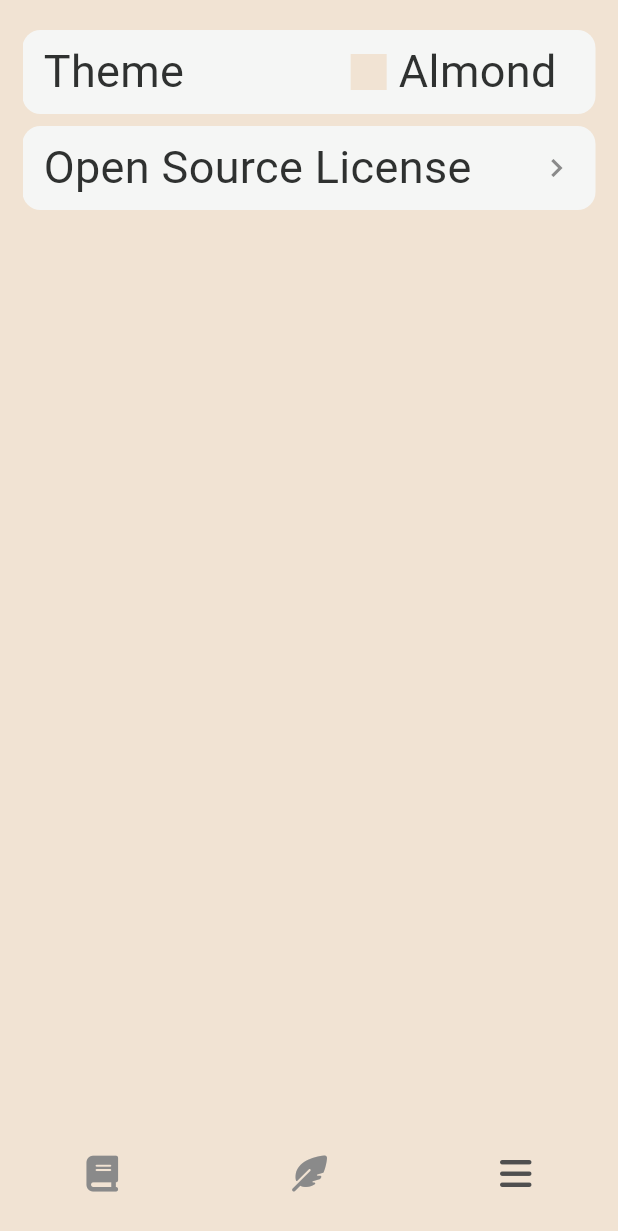
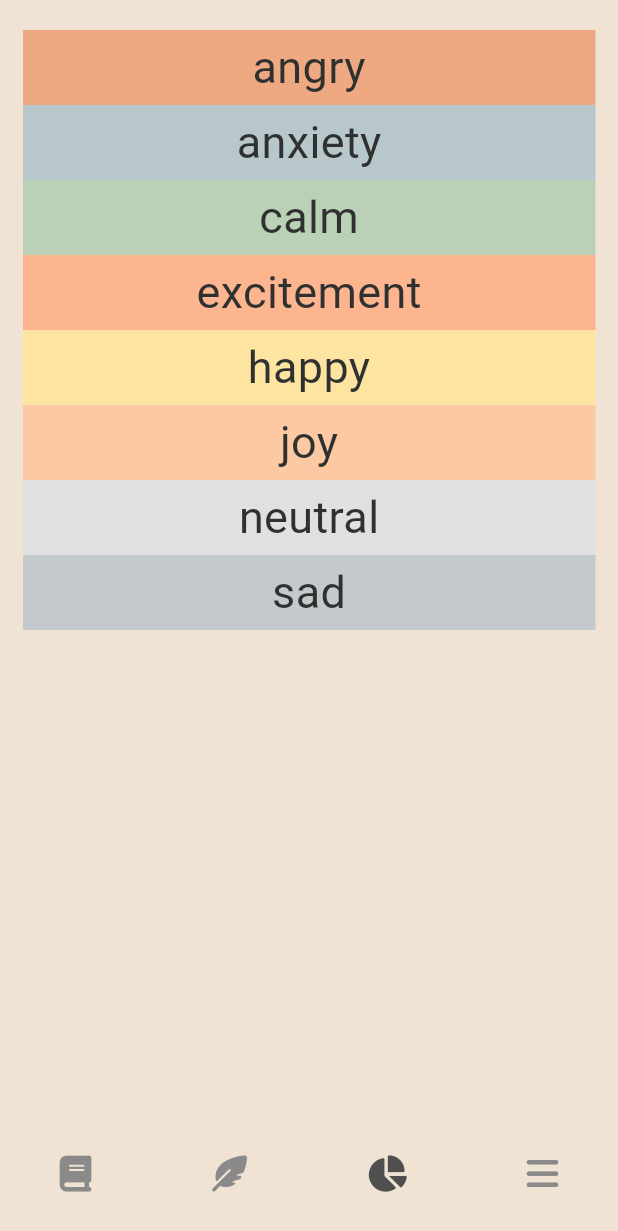
Before and after one commit to hojun-jo/moodtracker, a Flutter app: the screen it shows after launch, item 3 of the bottom bar chosen, on a phone screen of 412 x 824 dp. Shown: the top 1231 px of the screen. Run offline on Flutter 3.47's test engine with Material 3 defaults, Android fonts, the phone set to English and light mode, and no system bars; our stand-ins replace easy_localization, flutter_riverpod, font_awesome_flutter, gap, go_router, google_fonts and 2 more; accounts and stored records are empty; generated files the repository leaves out were written again; Roboto replaces fonts that are missing (Dongle).

Commit message:
feat: ChartScreen 추가

```diff
--- a/lib/core/models/main_navigation/main_navigation_type.dart
+++ b/lib/core/models/main_navigation/main_navigation_type.dart
@@ -4,6 +4,7 @@ import 'package:font_awesome_flutter/font_awesome_flutter.dart';
 enum MainNavigationType {
   home,
   write,
+  chart,
   settings;
 
   int toIndex() {
@@ -12,8 +13,10 @@ enum MainNavigationType {
         return 0;
       case MainNavigationType.write:
         return 1;
+      case MainNavigationType.chart:
+        return 2;
       case MainNavigationType.settings:
-        return 2;
+        return 3;
     }
   }
 
@@ -23,6 +26,8 @@ enum MainNavigationType {
         return FontAwesomeIcons.book;
       case MainNavigationType.write:
         return FontAwesomeIcons.featherPointed;
+      case MainNavigationType.chart:
+        return FontAwesomeIcons.chartPie;
       case MainNavigationType.settings:
         return FontAwesomeIcons.bars;
     }
--- a/lib/core/models/mood/mood_type.dart
+++ b/lib/core/models/mood/mood_type.dart
@@ -1,3 +1,7 @@
+import 'dart:ui';
+
+import 'package:moodtracker/core/theme/app_color.dart';
+
 enum MoodType {
   angry("angry"),
   anxiety("anxiety"),
@@ -36,4 +40,25 @@ enum MoodType {
         return "assets/icons/sad.png";
     }
   }
+
+  Color get color {
+    switch (this) {
+      case MoodType.angry:
+        return AppColor.angry;
+      case MoodType.anxiety:
+        return AppColor.anxiety;
+      case MoodType.calm:
+        return AppColor.calm;
+      case MoodType.excitement:
+        return AppColor.excitement;
+      case MoodType.happy:
+        return AppColor.happy;
+      case MoodType.joy:
+        return AppColor.joy;
+      case MoodType.neutral:
+        return AppColor.neutral;
+      case MoodType.sad:
+        return AppColor.sad;
+    }
+  }
 }
--- a/lib/core/theme/app_color.dart
+++ b/lib/core/theme/app_color.dart
@@ -20,7 +20,12 @@ abstract class AppColor {
   static const Color lightgrey = Color(0xffBFBFBF);
 
   // mood
-  static const Color red = Color(0xfffa897b);
-  static const Color yellow = Color(0xffffdd94);
-  static const Color green = Color(0xff86e3ce);
+  static const Color angry = Color(0xffeea983);
+  static const Color anxiety = Color(0xffb8c7cb);
+  static const Color calm = Color(0xffbad1b7);
+  static const Color excitement = Color(0xfffcb58e);
+  static const Color happy = Color(0xfffee4a1);
+  static const Color joy = Color(0xfffdc9a2);
+  static const Color neutral = Color(0xffe0e0e0);
+  static const Color sad = Color(0xffc4c9cc);
 }
--- a/lib/core/widgets/main_navigation/main_navigation_bar.dart
+++ b/lib/core/widgets/main_navigation/main_navigation_bar.dart
@@ -51,6 +51,8 @@ class MainNavigationBar extends StatelessWidget {
         navigationShell.goBranch(MainNavigationType.home.toIndex());
       case MainNavigationType.write:
         navigationShell.goBranch(MainNavigationType.write.toIndex());
+      case MainNavigationType.chart:
+        navigationShell.goBranch(MainNavigationType.chart.toIndex());
       case MainNavigationType.settings:
         navigationShell.goBranch(MainNavigationType.settings.toIndex());
     }
--- /dev/null
+++ b/lib/features/chart/views/chart_screen.dart
@@ -0,0 +1,30 @@
+import 'package:flutter/material.dart';
+import 'package:moodtracker/core/models/mood/mood_type.dart';
+
+class ChartScreen extends StatefulWidget {
+  const ChartScreen({super.key});
+
+  @override
+  State<ChartScreen> createState() => _ChartScreenState();
+}
+
+class _ChartScreenState extends State<ChartScreen> {
+  @override
+  Widget build(BuildContext context) {
+    return Column(
+      children: [
+        ...MoodType.values.map(
+          (mood) => Container(
+            height: 50,
+            color: mood.color,
+            child: Center(
+              child: Text(
+                mood.name,
+              ),
+            ),
+          ),
+        )
+      ],
+    );
+  }
+}
--- a/lib/route/route_path.dart
+++ b/lib/route/route_path.dart
@@ -8,5 +8,6 @@ abstract class RoutePath {
   // main
   static const String home = "/";
   static const String write = "/write";
+  static const String chart = "/chart";
   static const String settings = "/settings";
 }
--- a/lib/route/router.dart
+++ b/lib/route/router.dart
@@ -1,5 +1,6 @@
 import 'package:flutter_riverpod/flutter_riverpod.dart';
 import 'package:go_router/go_router.dart';
+import 'package:moodtracker/features/chart/views/chart_screen.dart';
 import 'package:moodtracker/route/route_path.dart';
 import 'package:moodtracker/core/widgets/main_navigation/main_navigation_bar.dart';
 import 'package:moodtracker/features/home/views/home_screen.dart';
@@ -33,6 +34,14 @@ final routerProvider = Provider((ref) {
           StatefulShellBranch(
             routes: [
               GoRoute(
+                path: RoutePath.chart,
+                builder: (context, state) => const ChartScreen(),
+              ),
+            ],
+          ),
+          StatefulShellBranch(
+            routes: [
+              GoRoute(
                 path: RoutePath.settings,
                 builder: (context, state) => const SettingsScreen(),
               ),
--- a/pubspec.yaml
+++ b/pubspec.yaml
@@ -26,6 +26,7 @@ dependencies:
   path_provider: ^2.1.5
   mocktail: ^1.0.4
   easy_localization: ^3.0.7+1
+  fl_chart: ^0.71.0
 
 dev_dependencies:
   flutter_test:
```
Also changed, not shown: pubspec.lock.
